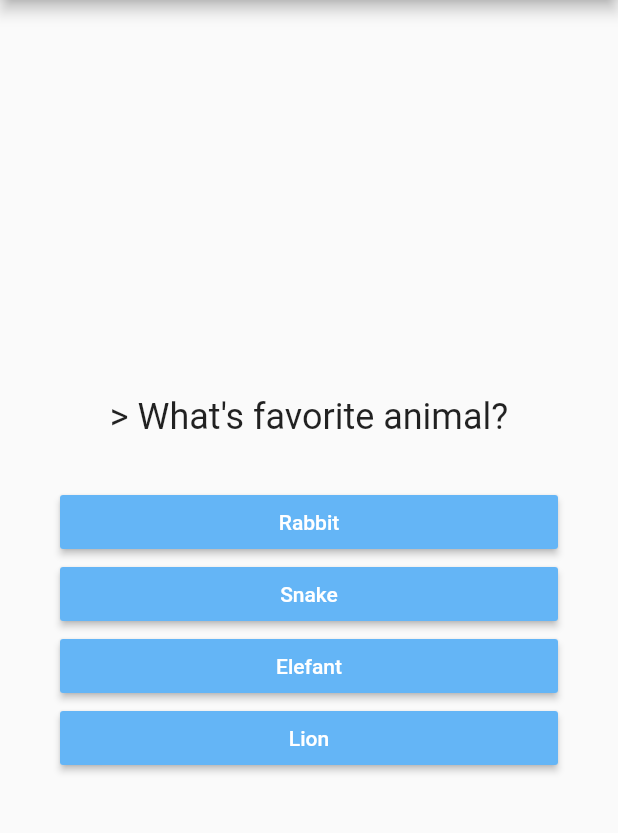
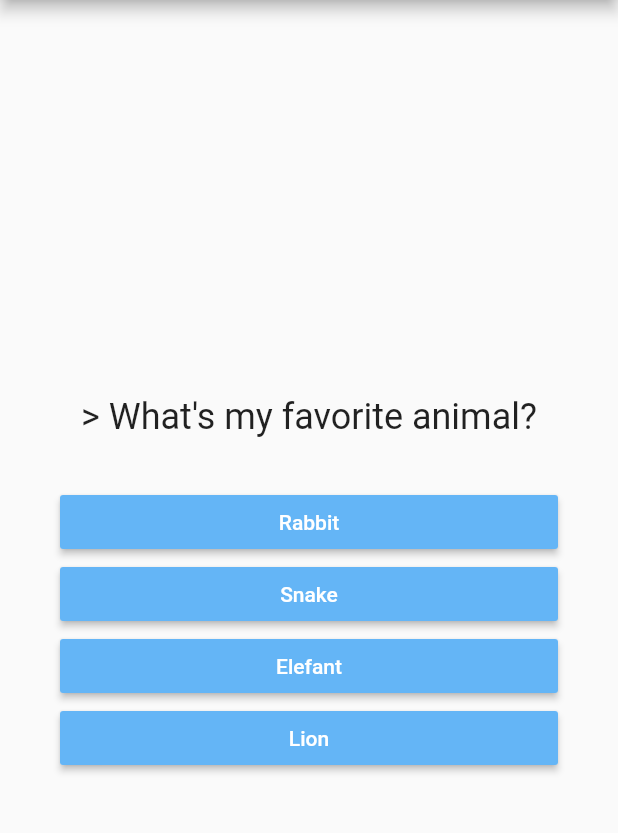
Before and after one commit to RYgithub1/fdtcg_quiz, a Flutter app: the screen it shows after launch, after a tap on "Blue", on a phone screen of 412 x 824 dp, the part 84-917 px from its top. Run offline on Flutter 3.47's test engine with Material 2 defaults, Android fonts, the light colour scheme and no system bars.

Commit message:
Make quiz && result class

```diff
--- a/lib/main.dart
+++ b/lib/main.dart
@@ -1,5 +1,7 @@
 import 'package:fdtcg_quiz/answer.dart';
 import 'package:fdtcg_quiz/question.dart';
+import 'package:fdtcg_quiz/quiz.dart';
+import 'package:fdtcg_quiz/result.dart';
 import 'package:flutter/material.dart';
 
 
@@ -27,23 +29,38 @@ class MyApp extends StatefulWidget {
 class _MyAppState extends State<MyApp> {
 
   /// [List is a group] ...  [escape \]
-  var _questionList = [
+  // var _questionList = [
   // const _questionList = const [
-  // final _questionList = [
-  // var _questionList = const [
+  // static const _questionList = [
+  final _questionList = const [
     // 'What\'s favorite color?',
     // 'What\'s favorite animal?',
     {   /// [MAP with keyValue]
-      'questionText': 'What\'s favorite color?',
-      'answer': ['Blue', 'Red', 'Green', 'Yellow'],
+      'questionText': 'What\'s my favorite color?',
+      'answer': [
+        {'text': 'Blue'  , 'score': 4},
+        {'text': 'Red'   , 'score': 2},
+        {'text': 'Green' , 'score': 7},
+        {'text': 'Yellow', 'score': 10},
+      ],
     },
     {   /// [MAP with keyValue]
-      'questionText': 'What\'s favorite animal?',
-      'answer': ['Rabbit', 'Snake', 'Elefant', 'Lion'],
+      'questionText': 'What\'s my favorite animal?',
+      'answer': [
+        {'text': 'Rabbit' , 'score': 9},
+        {'text': 'Snake'  , 'score': 7},
+        {'text': 'Elefant', 'score': 6},
+        {'text': 'Lion'   , 'score': 10},
+      ],
     },
     {   /// [MAP with keyValue]
-      'questionText': 'Who\'s your favorite mentor?',
-      'answer': ['E.Mask', 'S.Jobs', 'B.Gates', 'W.Baffet'],
+      'questionText': 'Who\'s your my favorite mentor?',
+      'answer': [
+        {'text': 'E.Mask'  , 'score': 5},
+        {'text': 'S.Jobs'  , 'score': 2},
+        {'text': 'B.Gates' , 'score': 10},
+        {'text': 'W.Baffet', 'score': 8},
+      ],
     },
   ];
   // _questionList = [];
@@ -51,17 +68,32 @@ class _MyAppState extends State<MyApp> {
   // dummy.add("good-bye");
 
 
+  var _totalScore = 0;
   // void answerQuestion(){
-  void _answerQuestion(){
+  void _answerQuestion(int score){
+
+    // _totalScore = _totalScore + score;
+    _totalScore += score;
+
     print("Chosen!");
     // questionIndex = questionIndex + 1;
     print(_questionIndex);
+    // var aBool = true;
+    // aBool = false;
+    if (_questionIndex < _questionList.length) {
+      print("comm: _questionIndex < _questionList.length");
+    } else if(_questionIndex == _questionList.length) {
+      print("comm: _questionIndex == _questionList.length");
+    } else if(_questionIndex > _questionList.length) {
+      print("comm: _questionIndex > _questionList.length");
+    } else {   /// [_questionIndex == null]
+      print("comm: _questionIndex == null");
+    }
 
     /// [for StatefullW]
     setState(() {
       _questionIndex = _questionIndex + 1;
     });
-
   }
 
   int _questionIndex = 0;
@@ -76,35 +108,43 @@ class _MyAppState extends State<MyApp> {
           title: Text("QUIZ"),
           centerTitle: true,
         ),
-        body: Column(
-          mainAxisAlignment: MainAxisAlignment.center,
-          children: <Widget>[
-            // Text("default"),
-            /// Text(questionList.elementAt(0)),  /// [original way]
-            // Text(questionList[0]),
-            // Text(_questionList[_questionIndex]),
-            // Question(_questionList[_questionIndex]),
-            // Question(_questionList[_questionIndex][0]),
-            Question(_questionList[_questionIndex]['questionText']),
+        body: _questionIndex < _questionList.length
+          ? Quiz(
+              answerQuestion: _answerQuestion,
+              questionList: _questionList,
+              questionIndex: _questionIndex
+          )
+          //   Column(
+          //       mainAxisAlignment: MainAxisAlignment.center,
+          //       children: <Widget>[
+          //         // Text("default"),
+          //         /// Text(questionList.elementAt(0)),  /// [original way]
+          //         // Text(questionList[0]),
+          //         // Text(_questionList[_questionIndex]),
+          //         // Question(_questionList[_questionIndex]),
+          //         // Question(_questionList[_questionIndex][0]),
+          //         Question(_questionList[_questionIndex]['questionText']),
 
-            SizedBox(height: 20),
-            // RaisedButton(
-            //   child: Text("Answear 1"),
-            ///   onPressed: answerQuestion,  /// [pattern.1]
-            ///   onPressed: () => answerQuestion(),  /// [pattern.2]
-            ///   onPressed: () {answerQuestion();},  /// [pattern.3]
-            // ),
-            // Answer(_answerQuestion),
-            // Answer(_answerQuestion),
-            // Answer(_answerQuestion),
-            /// _questionList[_questionIndex]['answer'].map((answer) {   /// [map()]
-            /// [(XXX as xxx).map() keyword  says "Attention, this is specific type".]
-            /// [Spread operator ... 反復可能オブジェクトの展開]
-            ...(_questionList[_questionIndex]['answer'] as List<String>).map((answer) {
-              return Answer(_answerQuestion, answer);
-            }).toList()
-          ],
-        ),
+          //         SizedBox(height: 20),
+          //         // RaisedButton(
+          //         //   child: Text("Answear 1"),
+          //         ///   onPressed: answerQuestion,  /// [pattern.1]
+          //         ///   onPressed: () => answerQuestion(),  /// [pattern.2]
+          //         ///   onPressed: () {answerQuestion();},  /// [pattern.3]
+          //         // ),
+          //         // Answer(_answerQuestion),
+          //         // Answer(_answerQuestion),
+          //         // Answer(_answerQuestion),
+          //         /// _questionList[_questionIndex]['answer'].map((answer) {   /// [map()]
+          //         /// [(XXX as xxx).map() keyword  says "Attention, this is specific type".]
+          //         /// [Spread operator ... 反復可能オブジェクトの展開]
+          //         ...(_questionList[_questionIndex]['answer'] as List<String>).map((answer) {
+          //           return Answer(_answerQuestion, answer);
+          //         }).toList()
+          //       ],
+          // )
+          : Result(_totalScore),
+          // : Center(child: Text("not(_questionIndex < _questionList.length)")),
       ),
     );
   }
--- /dev/null
+++ b/lib/quiz.dart
@@ -0,0 +1,56 @@
+import 'package:fdtcg_quiz/answer.dart';
+import 'package:fdtcg_quiz/question.dart';
+import 'package:flutter/material.dart';
+
+
+
+class Quiz extends StatelessWidget {
+
+  final List<Map<String, Object>> questionList;
+  final Function answerQuestion;
+  // var _questionIndex;
+  final int questionIndex;
+
+  Quiz({   /// [if @required -> Need ({}) for Construvter -> Need Positional Parameta]
+    @required this.answerQuestion,
+    @required this.questionList,
+    @required this.questionIndex,
+  });
+
+
+  @override
+  Widget build(BuildContext context) {
+    return Column(
+                mainAxisAlignment: MainAxisAlignment.center,
+                children: <Widget>[
+                  // Text("default"),
+                  /// Text(questionList.elementAt(0)),  /// [original way]
+                  // Text(questionList[0]),
+                  // Text(_questionList[_questionIndex]),
+                  // Question(_questionList[_questionIndex]),
+                  // Question(_questionList[_questionIndex][0]),
+                  Question(questionList[questionIndex]['questionText']),
+
+                  SizedBox(height: 20),
+                  // RaisedButton(
+                  //   child: Text("Answear 1"),
+                  ///   onPressed: answerQuestion,  /// [pattern.1]
+                  ///   onPressed: () => answerQuestion(),  /// [pattern.2]
+                  ///   onPressed: () {answerQuestion();},  /// [pattern.3]
+                  // ),
+                  // Answer(_answerQuestion),
+                  // Answer(_answerQuestion),
+                  // Answer(_answerQuestion),
+                  /// _questionList[_questionIndex]['answer'].map((answer) {   /// [map()]
+                  /// [(XXX as xxx).map() keyword  says "Attention, this is specific type".]
+                  /// [Spread operator ... 反復可能オブジェクトの展開]
+                  ...(questionList[questionIndex]['answer'] as List<Map<String, Object>>)
+                      .map((answer) {
+                        // return Answer(answerQuestion, answer["text"]);
+                        return Answer(() => answerQuestion(answer['score']), answer["text"]);
+                      })
+                      .toList()
+                ],
+          );
+  }
+}
--- /dev/null
+++ b/lib/result.dart
@@ -0,0 +1,39 @@
+import 'package:flutter/material.dart';
+
+
+
+class Result extends StatelessWidget {
+
+  final int resultScore;
+  // Result({@required this.resultScore});
+  Result(this.resultScore);
+
+  /// [getter never recieves any argu.]
+  String get resultPhrase {
+
+    String resultText = "not(_questionIndex < _questionList.length)";
+
+    if (resultScore <= 8) {
+      resultText = "Study More!";
+    } else if (resultScore <= 12) {
+      resultText = "Honor!";
+    } else if (resultScore <= 16) {
+      resultText = "Great Honor!";
+    } else {
+      resultText = "Highest Honor!";
+    }
+    return resultText;
+  }
+
+
+  @override
+  Widget build(BuildContext context) {
+    return Center(
+      child: Text(
+        // "not(_questionIndex < _questionList.length)",
+        resultPhrase,
+        style: TextStyle(fontSize: 32, fontWeight: FontWeight.bold),
+      ),
+    );
+  }
+}
```
